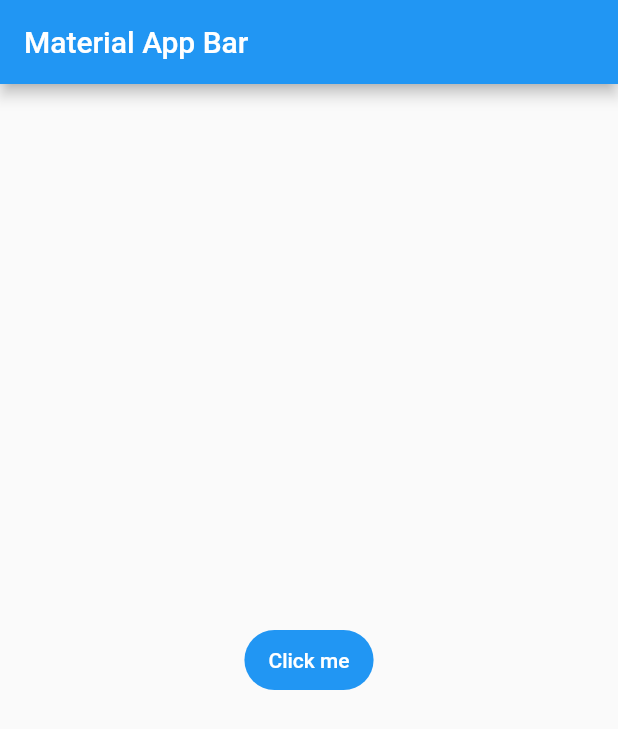
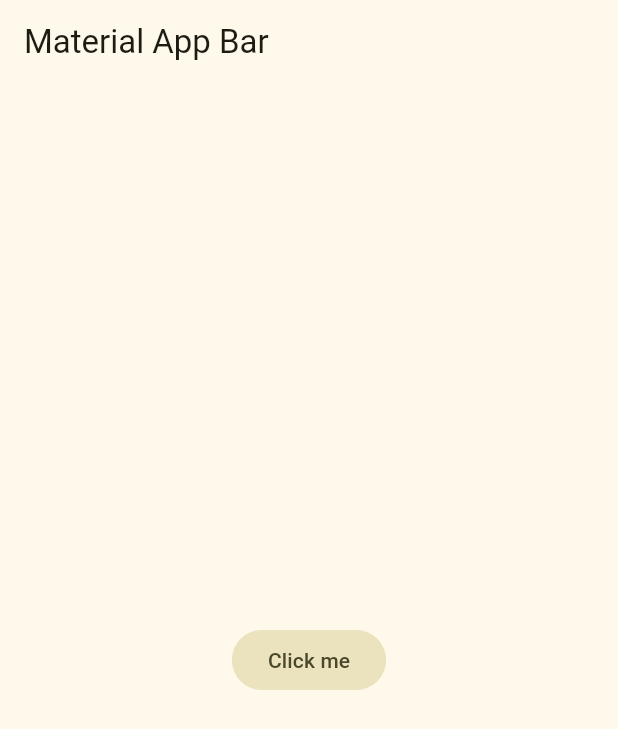
Before and after one commit to xiillii/FlutterMobileUdemy, a Flutter app: the screen it shows after launch, on a phone screen of 412 x 824 dp. Shown: the top 729 px of the screen. Run offline on Flutter 3.47's test engine with Material 2 defaults, Android fonts, the phone set to English and light mode, and no system bars.

Commit message:
Creating an application theme

```diff
--- /dev/null
+++ b/Sec005/yes_no_app/lib/config/themes/app_theme.dart
@@ -0,0 +1,25 @@
+import 'package:flutter/material.dart';
+
+const Color _customColor = Color(0xFF69D411);
+const List<Color> _colorThemes = [
+  _customColor,
+  Colors.blue,
+  Colors.teal,
+  Colors.green,
+  Colors.yellow,
+  Colors.orange,
+  Colors.pink,
+];
+
+class AppTheme {
+  int selectedColor;
+
+  AppTheme({this.selectedColor = 0})
+      : assert(selectedColor >= 0 && selectedColor < _colorThemes.length,
+            'Colors must be between 0 and ${_colorThemes.length}');
+
+  ThemeData theme() {
+    return ThemeData(
+        useMaterial3: true, colorSchemeSeed: _colorThemes[selectedColor]);
+  }
+}
--- a/Sec005/yes_no_app/lib/main.dart
+++ b/Sec005/yes_no_app/lib/main.dart
@@ -1,4 +1,5 @@
 import 'package:flutter/material.dart';
+import 'package:yes_no_app/config/themes/app_theme.dart';
 
 void main() => runApp(const MyApp());
 
@@ -10,6 +11,7 @@ class MyApp extends StatelessWidget {
     return MaterialApp(
       title: 'Yes No App',
       debugShowCheckedModeBanner: false,
+      theme: AppTheme(selectedColor: 4).theme(),
       home: Scaffold(
         appBar: AppBar(
           title: const Text('Material App Bar'),
```
